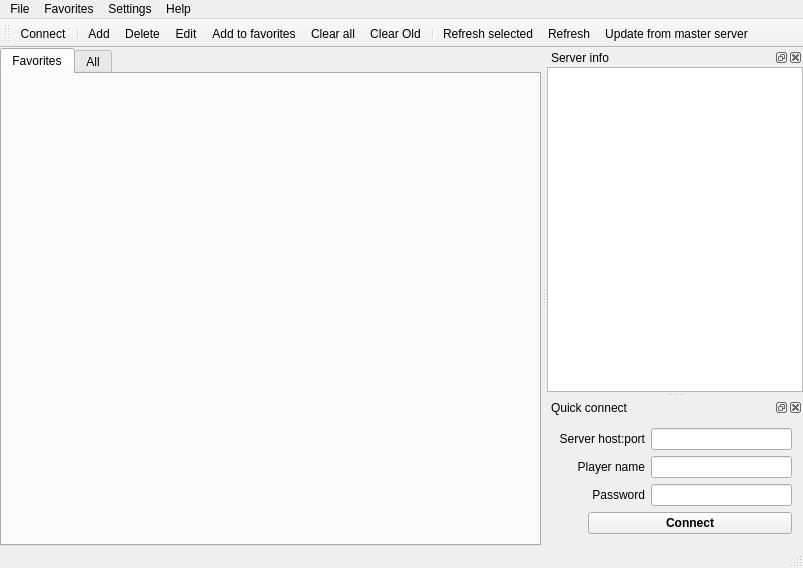
Above: src/main_window.ui from navrocky/urtconnector before the change. Below: the same form after it.
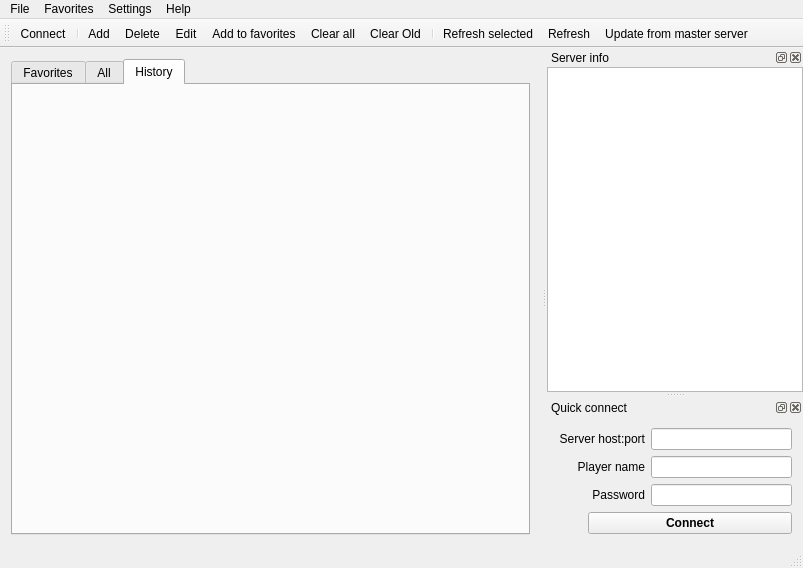
That is the form after the change. Icons and pictures are not drawn.

Diff of the .ui file:
```diff
--- a/src/main_window.ui
+++ b/src/main_window.ui
@@ -18,14 +18,11 @@
     <normaloff>:/images/icons/logo.png</normaloff>:/images/icons/logo.png</iconset>
   </property>
   <widget class="QWidget" name="centralWidget">
-   <layout class="QHBoxLayout" name="horizontalLayout_6">
-    <property name="margin">
-     <number>0</number>
-    </property>
+   <layout class="QHBoxLayout" name="horizontalLayout_3">
     <item>
      <widget class="QTabWidget" name="tabWidget">
       <property name="currentIndex">
-       <number>0</number>
+       <number>2</number>
       </property>
       <widget class="QWidget" name="tabFav">
        <attribute name="icon">
@@ -47,6 +44,19 @@
        </attribute>
        <layout class="QHBoxLayout" name="horizontalLayout_4"/>
       </widget>
+      <widget class="QWidget" name="tabHistory">
+       <property name="enabled">
+        <bool>true</bool>
+       </property>
+       <attribute name="icon">
+        <iconset>
+         <normaloff>:/icons/icons/history.png</normaloff>:/icons/icons/history.png</iconset>
+       </attribute>
+       <attribute name="title">
+        <string>History</string>
+       </attribute>
+       <layout class="QHBoxLayout" name="horizontalLayout_5"/>
+      </widget>
      </widget>
     </item>
    </layout>
```
Left out of the diff: 65 changed lines with no effect on the pictures.
